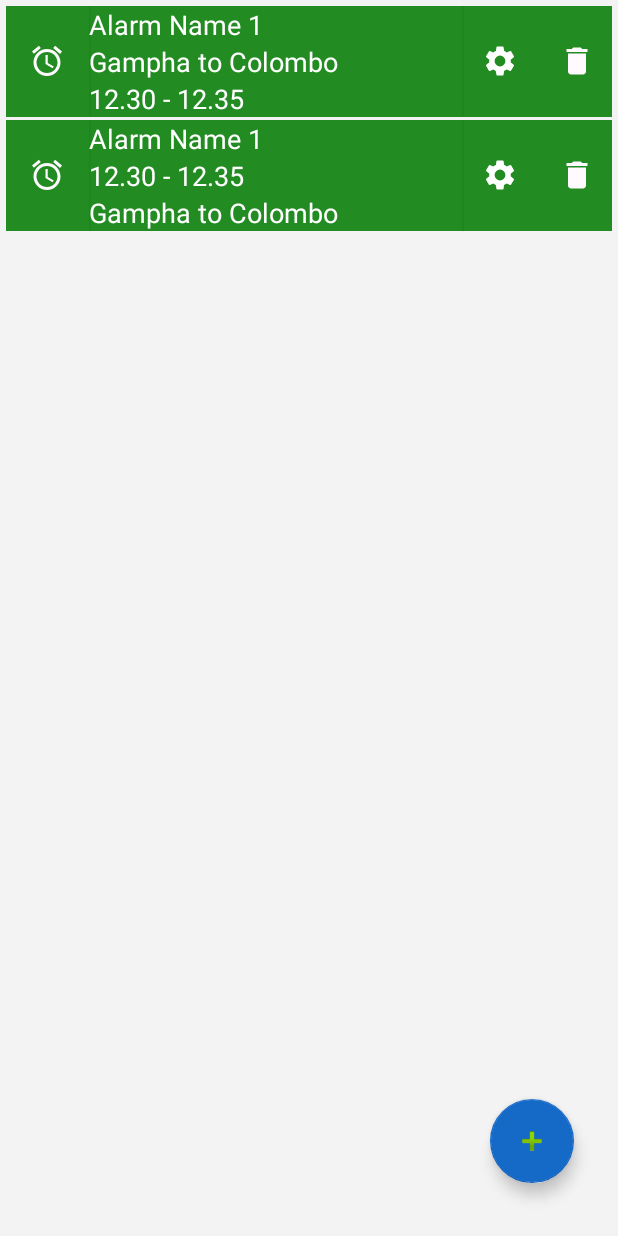
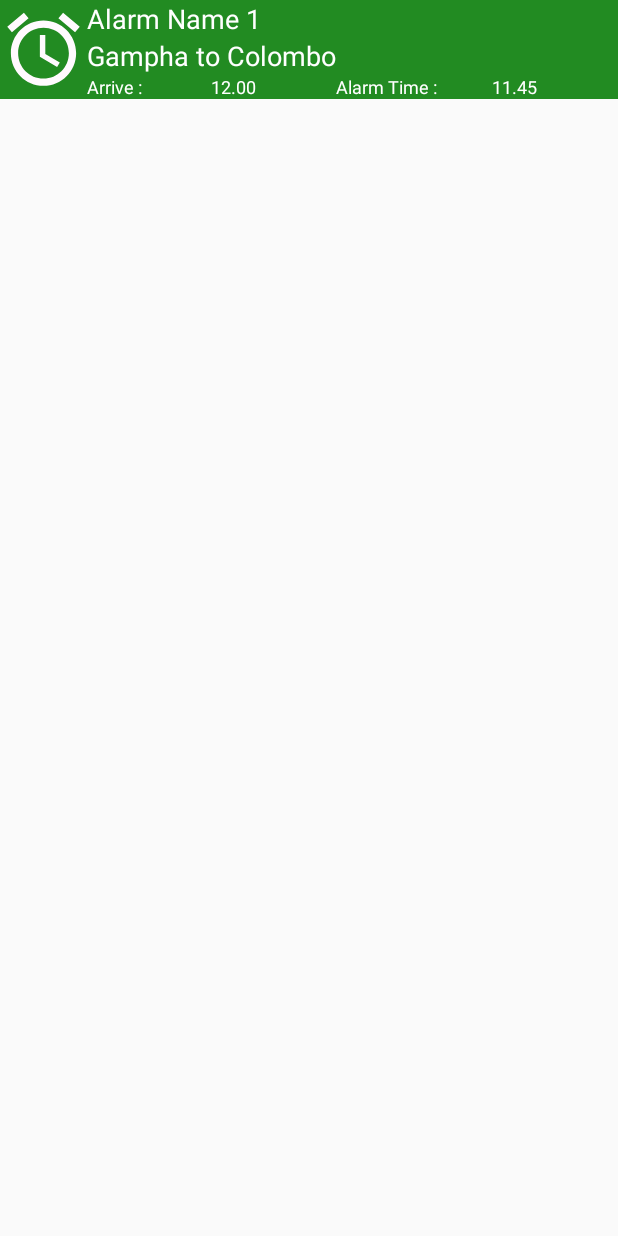
Before and after one commit to NipunEranda/Train, an Android app: the layout listed_alarms.xml on its own in the app's theme, with its tools: preview values and no code run, on a phone screen of 412 x 824 dp. Run offline under Robolectric (Android 15) with nearby library versions, the phone set to English and light mode, and no system bars; Roboto replaces fonts that are not available here.

Commit message:
db update,delete included

```diff
--- a/app/src/main/java/com/train/MainActivity.java
+++ b/app/src/main/java/com/train/MainActivity.java
@@ -1,6 +1,7 @@
 package com.train;
 
 
+import android.content.Intent;
 import android.content.pm.ActivityInfo;
 import android.os.Bundle;
 
@@ -91,6 +92,8 @@ public class MainActivity extends AppCompatActivity
 
             case R.id.nav_alarms:
                 getSupportFragmentManager().beginTransaction().replace(R.id.fragment_container, new Alarm()).commit();
+               // Intent intent = new Intent(MainActivity.this,Alarm.class);
+               // startActivity(intent);
                 break;
 
             case R.id.nav_share:
--- a/app/src/main/res/layout/listed_alarms.xml
+++ b/app/src/main/res/layout/listed_alarms.xml
@@ -1,58 +1,16 @@
 <?xml version="1.0" encoding="utf-8"?>
-<FrameLayout xmlns:android="http://schemas.android.com/apk/res/android"
+<RelativeLayout xmlns:android="http://schemas.android.com/apk/res/android"
     xmlns:app="http://schemas.android.com/apk/res-auto"
     xmlns:tools="http://schemas.android.com/tools"
+    android:orientation="vertical"
+    android:layout_width="match_parent"
+    android:layout_height="match_parent">
+
+
+        <LinearLayout
             android:layout_width="match_parent"
             android:layout_height="match_parent"
-    tools:context=".ListedAlarms"
-    >
-
-    <RelativeLayout
-
-        android:orientation="vertical" android:layout_width="match_parent"
-        android:layout_height="match_parent">
-
-        <com.google.android.material.appbar.AppBarLayout
-            android:layout_width="match_parent"
-            android:layout_height="wrap_content"
-            android:background="@color/design_default_color_primary"
-            android:theme="@style/AppTheme.AppBarOverlay"/>
-
-        <com.google.android.material.floatingactionbutton.FloatingActionButton
-            android:id="@+id/floatingActionButton"
-            android:layout_width="84dp"
-            android:layout_height="79dp"
-            android:layout_alignParentEnd="true"
-            android:layout_alignParentRight="true"
-            android:layout_alignParentBottom="true"
-            android:layout_marginEnd="29dp"
-            android:layout_marginRight="29dp"
-            android:layout_marginBottom="35dp"
-            android:clickable="true"
-            android:src="@android:drawable/ic_input_add"
-            app:backgroundTint="@color/colorPrimary"
-            app:backgroundTintMode="src_over"
-            app:srcCompat="@color/colorAccent" />
-
-        <androidx.coordinatorlayout.widget.CoordinatorLayout
-            android:layout_width="match_parent"
-            android:layout_height="match_parent"
-            android:layout_alignParentTop="true">
-
-            <TableLayout
-                android:id="@+id/mainTable"
-                android:layout_width="match_parent"
-                android:layout_height="match_parent"
-                android:background="@color/lightgrey"
-                android:padding="4dp"
-                android:paddingTop="9dp"
-                android:paddingBottom="5dp">
-
-                <TableRow
-                    android:id="@+id/TableRow1"
-                    android:layout_width="match_parent"
-                    android:layout_height="match_parent"
-                    android:paddingBottom="2dp">
+            android:orientation="vertical">
 
             <LinearLayout
                 android:id="@+id/layoutRow1"
@@ -60,23 +18,24 @@
                 android:layout_height="wrap_content"
                 android:orientation="horizontal">
 
-                        <Button
-                            android:id="@+id/imageView10"
-                            android:layout_width="74dp"
+
+                <ImageView
+                    android:id="@+id/imageView4"
+                    android:layout_width="75dp"
                     android:layout_height="match_parent"
                     android:layout_weight="1"
                     android:background="@color/mediumGreen"
-                            android:paddingLeft="15dp"
-                            android:drawableLeft="@drawable/alarm_white"/>
+                    app:srcCompat="@drawable/alarm_white"
+                    tools:ignore="VectorDrawableCompat" />
 
                 <LinearLayout
-                            android:layout_width="287dp"
+                    android:layout_width="389dp"
                     android:layout_height="match_parent"
                     android:layout_weight="2"
                     android:orientation="vertical">
 
                     <TextView
-                                android:id="@+id/textView5"
+                        android:id="@+id/alarmName1"
                         android:layout_width="match_parent"
                         android:layout_height="wrap_content"
                         android:layout_weight="1"
@@ -86,7 +45,7 @@
                         android:textSize="18sp" />
 
                     <TextView
-                                android:id="@+id/textView6"
+                        android:id="@+id/station1"
                         android:layout_width="match_parent"
                         android:layout_height="wrap_content"
                         android:layout_weight="1"
@@ -95,127 +54,57 @@
                         android:textColor="@color/white"
                         android:textSize="18sp" />
 
-                            <TextView
-                                android:id="@+id/textView7"
+                    <LinearLayout
                         android:layout_width="match_parent"
                         android:layout_height="wrap_content"
                         android:layout_weight="1"
-                                android:background="@color/mediumGreen"
-                                android:text="12.30 - 12.35"
-                                android:textColor="@color/white"
-                                android:textSize="18sp" />
-                        </LinearLayout>
-
-                        <Button
-                            android:id="@+id/setting"
-                            android:layout_width="70dp"
-                            android:layout_height="74dp"
-                            android:layout_weight="1"
-                            android:background="@color/mediumGreen"
-                            android:padding="12dp"
-                            android:drawableLeft="@drawable/settings_white" />
-
-                        <Button
-                            android:id="@+id/imageView3"
-                            android:layout_width="74dp"
-                            android:layout_height="74dp"
-                            android:layout_weight="1"
-                            android:background="@color/mediumGreen"
-                            android:padding="12dp"
-                            android:drawableLeft="@drawable/delete_white"/>
-                    </LinearLayout>
-                </TableRow>
-
-                <TableRow
-                    android:id="@+id/TableRow2"
-                    android:layout_width="match_parent"
-                    android:layout_height="match_parent">
-
-                    <LinearLayout
-                        android:id="@+id/layoutRow2"
-                        android:layout_width="wrap_content"
-                        android:layout_height="wrap_content"
                         android:orientation="horizontal">
 
-                        <Button
-                            android:id="@+id/imageView11"
-                            android:layout_width="74dp"
+                        <TextView
+                            android:id="@+id/textView14"
+                            android:layout_width="1dp"
                             android:layout_height="match_parent"
                             android:layout_weight="1"
                             android:background="@color/mediumGreen"
-                            android:paddingLeft="15dp"
-                            android:drawableLeft="@drawable/alarm_white"
-                            />
-
-                        <LinearLayout
-                            android:layout_width="287dp"
-                            android:layout_height="match_parent"
-                            android:layout_weight="2"
-                            android:orientation="vertical">
+                            android:text="Arrive : "
+                            android:textColor="@color/white"
+                            android:textSize="12sp" />
 
                         <TextView
-                                android:id="@+id/textView8"
-                                android:layout_width="match_parent"
-                                android:layout_height="wrap_content"
+                            android:id="@+id/trainTime2"
+                            android:layout_width="2dp"
+                            android:layout_height="match_parent"
                             android:layout_weight="1"
                             android:background="@color/mediumGreen"
-                                android:text="Alarm Name 1"
+                            android:text="12.00"
                             android:textColor="@color/white"
-                                android:textSize="18sp" />
+                            android:textSize="12sp" />
 
                         <TextView
-                                android:id="@+id/textView10"
-                                android:layout_width="match_parent"
-                                android:layout_height="wrap_content"
+                            android:id="@+id/textView12"
+                            android:layout_width="22dp"
+                            android:layout_height="match_parent"
                             android:layout_weight="1"
                             android:background="@color/mediumGreen"
-                                android:text="12.30 - 12.35"
+                            android:text="Alarm Time : "
                             android:textColor="@color/white"
-                                android:textSize="18sp" />
+                            android:textSize="12sp" />
 
                         <TextView
-                                android:id="@+id/textView9"
-                                android:layout_width="match_parent"
-                                android:layout_height="wrap_content"
+                            android:id="@+id/alarmTime2"
+                            android:layout_width="2dp"
+                            android:layout_height="match_parent"
                             android:layout_weight="1"
                             android:background="@color/mediumGreen"
-                                android:text="Gampha to Colombo "
+                            android:text="11.45"
                             android:textColor="@color/white"
-                                android:textSize="18sp" />
+                            android:textSize="12sp" />
+                    </LinearLayout>
 
                 </LinearLayout>
 
-                        <Button
-                            android:id="@+id/setting1"
-                            android:layout_width="70dp"
-                            android:layout_height="74dp"
-                            android:layout_weight="1"
-                            android:background="@color/mediumGreen"
-                            android:padding="12dp"
-                            android:drawableLeft="@drawable/settings_white"/>
-
-                        <Button
-                            android:id="@+id/imageView4"
-                            android:layout_width="74dp"
-                            android:layout_height="74dp"
-                            android:layout_weight="1"
-                            android:background="@color/mediumGreen"
-                            android:padding="12dp"
-                            android:drawableLeft="@drawable/delete_white"/>
             </LinearLayout>
-                </TableRow>
-
-                <TableRow
-                    android:layout_width="match_parent"
-                    android:layout_height="match_parent" />
-
-                <TableRow
-                    android:layout_width="match_parent"
-                    android:layout_height="match_parent" />
-            </TableLayout>
-        </androidx.coordinatorlayout.widget.CoordinatorLayout>
+        </LinearLayout>
 
 
 </RelativeLayout>
-
-</FrameLayout>
```
Also changed, not shown: app/src/main/AndroidManifest.xml (+11 -0 lines), app/src/main/java/com/train/AddAlarm.java (+42 -31 lines), app/src/main/java/com/train/Alarm.java (+8 -0 lines), app/src/main/java/com/train/AlarmDBHelper.java (+59 -0 lines), app/src/main/java/com/train/AlarmListAdapter.java (added, +58 -0 lines), app/src/main/java/com/train/Alarms.java (added, +65 -0 lines), app/src/main/java/com/train/EditAlarm.java (added, +87 -0 lines), app/src/main/java/com/train/ListedAlarms.java (deleted, +0 -31 lines), app/src/main/java/com/train/saved_alarms.java (added, +86 -0 lines), app/src/main/res/layout/saved_alarms.xml (added, +59 -0 lines). Lines whose indentation alone changed are shown as unchanged.
